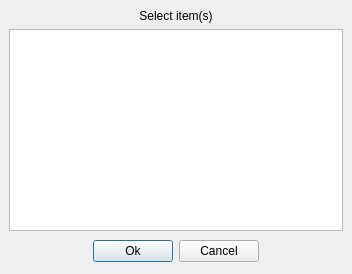
This is itemselect.ui in qmc2/qmc2-mame-fe as Qt 5 draws it before an edit. The edited form follows.
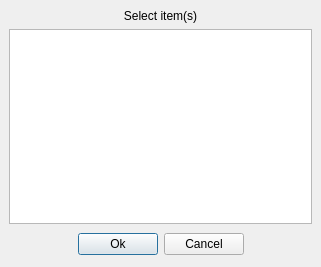
This is the edited form.

```diff
--- a/itemselect.ui
+++ b/itemselect.ui
@@ -1,13 +1,13 @@
 <ui version="4.0" >
  <author>R. Reucher</author>
  <class>ItemSelector</class>
- <widget class="QDialog" name="ItemSelector" >
-  <property name="geometry" >
+ <widget class="QDialog" name="ItemSelector">
+  <property name="geometry">
    <rect>
     <x>0</x>
     <y>0</y>
-    <width>352</width>
-    <height>274</height>
+    <width>321</width>
+    <height>267</height>
    </rect>
   </property>
   <property name="windowTitle" >
@@ -85,7 +85,7 @@
    </item>
   </layout>
  </widget>
- <layoutdefault spacing="6" margin="9" />
+ <layoutdefault spacing="6" margin="9"/>
  <tabstops>
   <tabstop>listWidgetItems</tabstop>
   <tabstop>pushButtonOk</tabstop>
```
Left out of the diff: 68 changed lines with no effect on the pictures.
